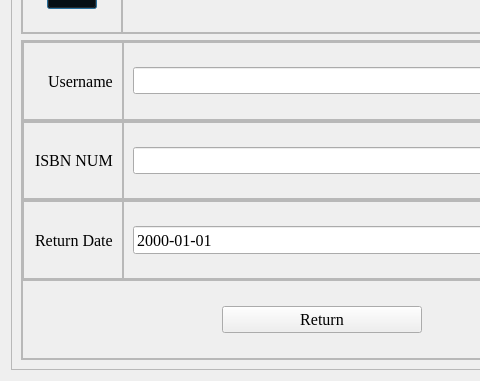
The window that returnbook.ui (aavashlamichhane/LibMan) describes before a commit, drawn with Qt 5; both pictures show x 0 to 480 and y 87 to 468 of the 645 by 468 pixel window.
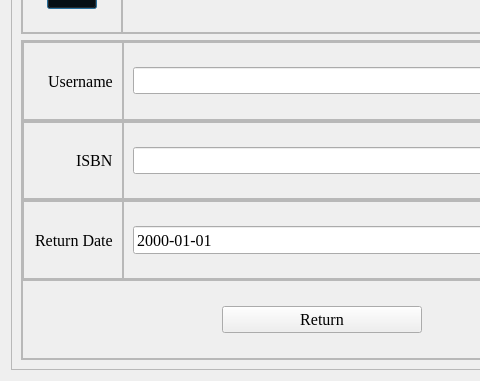
The same window after the commit. Icons and pictures are not drawn.

Patch:
```diff
--- a/returnbook.ui
+++ b/returnbook.ui
@@ -317,7 +317,7 @@
                   </font>
                  </property>
                  <property name="text">
-                  <string>ISBN NUM</string>
+                  <string>ISBN</string>
                  </property>
                  <property name="scaledContents">
                   <bool>true</bool>
```
